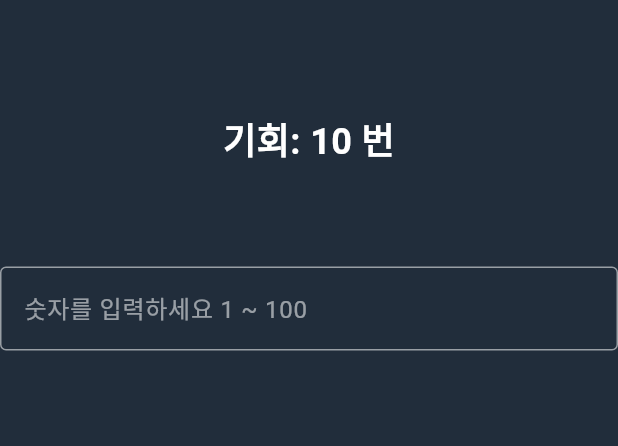
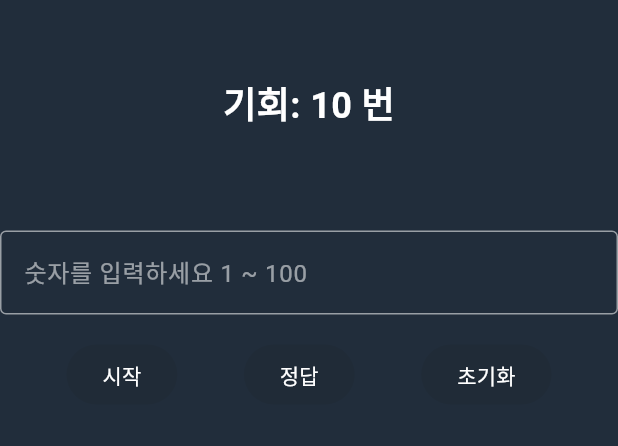
Before and after one commit to Shin-SeungHun/number_game, a Flutter app: the screen it shows after launch, on a phone screen of 412 x 824 dp, the part 65-511 px from its top. Run offline on Flutter 3.47's test engine with Material 3 defaults, Android fonts, the phone set to English and light mode, and no system bars.

Commit message:
button ui 구현

```diff
--- a/lib/main.dart
+++ b/lib/main.dart
@@ -85,6 +85,42 @@ class _GameScreenState extends State<GameScreen> {
               style: const TextStyle(color: Colors.white),
             ),
             const SizedBox(height: 16.0),
+            Row(
+              mainAxisAlignment: MainAxisAlignment.spaceEvenly,
+              children: [
+                ElevatedButton(
+                  onPressed: null,
+                  style: ElevatedButton.styleFrom(
+                    backgroundColor: Colors.green, // 원하는 색상으로 변경
+                    // disabledBackgroundColor: Colors.white10
+                  ),
+                  child: const Text(
+                    '시작',
+                    style: TextStyle(color: Colors.white),
+                  ),
+                ),
+                ElevatedButton(
+                  onPressed: null,
+                  style: ElevatedButton.styleFrom(
+                    backgroundColor: Colors.blue, // 원하는 색상으로 변경
+                  ),
+                  child: const Text(
+                    '정답',
+                    style: TextStyle(color: Colors.white),
+                  ),
+                ),
+                ElevatedButton(
+                  onPressed:  null,
+                  style: ElevatedButton.styleFrom(
+                    backgroundColor: Colors.red, // 원하는 색상으로 변경
+                  ),
+                  child: const Text(
+                    '초기화',
+                    style: TextStyle(color: Colors.white),
+                  ),
+                ),
+              ],
+            ),
           ],
         ),
       ),
```
